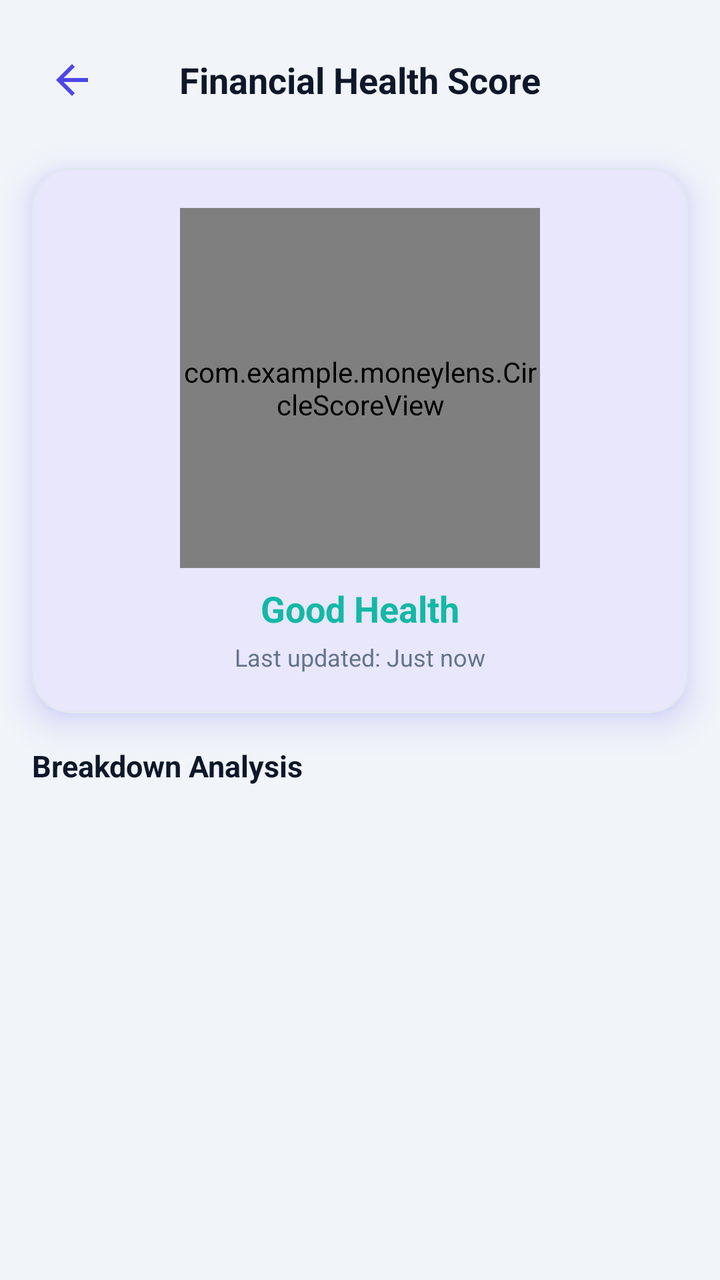
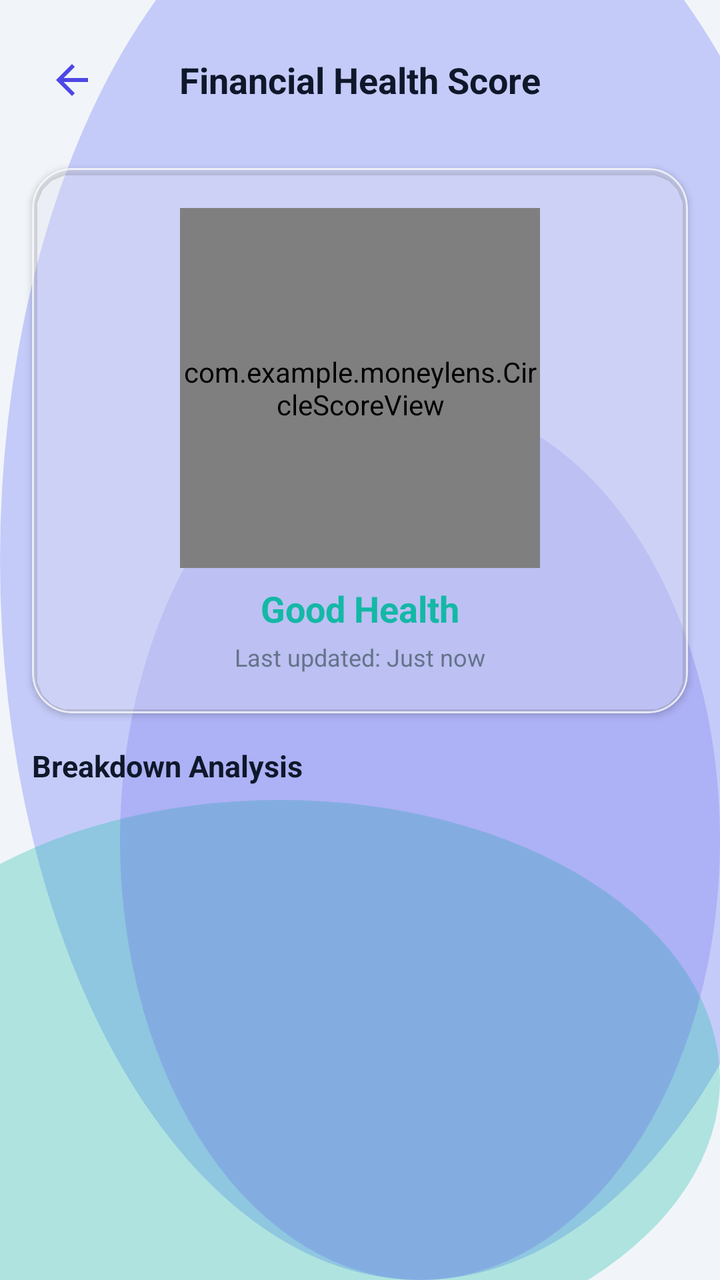

Compare the two renders of this Android layout. The source of the first and the diff that turns it into the second are given below.
<!-- AndroidManifest.xml: application theme Theme.MoneyLens -->
<!-- res/layout/fragment_health_score.xml -->
<?xml version="1.0" encoding="utf-8"?>
<androidx.constraintlayout.widget.ConstraintLayout xmlns:android="http://schemas.android.com/apk/res/android"
    xmlns:app="http://schemas.android.com/apk/res-auto"
    android:layout_width="match_parent"
    android:layout_height="match_parent"
    android:background="@color/colorBackground">

    
    <RelativeLayout
        android:id="@+id/layoutAppBar"
        android:layout_width="match_parent"
        android:layout_height="56dp"
        android:layout_marginTop="12dp"
        android:paddingHorizontal="16dp"
        app:layout_constraintTop_toTopOf="parent">

        <ImageView
            android:id="@+id/btnBack"
            android:layout_width="40dp"
            android:layout_height="40dp"
            android:layout_centerVertical="true"
            android:padding="8dp"
            android:src="@drawable/ic_back"
            android:background="?attr/selectableItemBackgroundBorderless" />

        <TextView
            android:layout_width="wrap_content"
            android:layout_height="wrap_content"
            android:layout_centerInParent="true"
            android:text="Financial Health Score"
            android:textColor="@color/colorTextPrimary"
            android:textSize="18sp"
            android:textStyle="bold" />
    </RelativeLayout>

    <androidx.core.widget.NestedScrollView
        android:layout_width="match_parent"
        android:layout_height="0dp"
        android:fillViewport="true"
        app:layout_constraintBottom_toBottomOf="parent"
        app:layout_constraintTop_toBottomOf="@+id/layoutAppBar">

        <LinearLayout
            android:layout_width="match_parent"
            android:layout_height="wrap_content"
            android:orientation="vertical"
            android:paddingBottom="24dp">

            
            <com.google.android.material.card.MaterialCardView
                style="@style/ClayCard"
                android:layout_width="match_parent"
                android:layout_height="wrap_content"
                android:layout_margin="16dp">

                <LinearLayout
                    android:layout_width="match_parent"
                    android:layout_height="wrap_content"
                    android:orientation="vertical"
                    android:gravity="center"
                    android:padding="20dp">

                    <com.example.moneylens.CircleScoreView
                        android:id="@+id/healthScoreGauge"
                        android:layout_width="180dp"
                        android:layout_height="180dp" />

                    <TextView
                        android:id="@+id/txtHealthRating"
                        android:layout_width="wrap_content"
                        android:layout_height="wrap_content"
                        android:layout_marginTop="8dp"
                        android:text="Good Health"
                        android:textColor="@color/colorSecondary"
                        android:textSize="18sp"
                        android:textStyle="bold" />

                    <TextView
                        android:id="@+id/txtLastUpdated"
                        android:layout_width="wrap_content"
                        android:layout_height="wrap_content"
                        android:layout_marginTop="4dp"
                        android:text="Last updated: Just now"
                        android:textColor="@color/colorTextSecondary"
                        android:textSize="12sp" />

                </LinearLayout>
            </com.google.android.material.card.MaterialCardView>

            
            <com.google.android.material.card.MaterialCardView
                android:id="@+id/cardImprovement"
                style="@style/ClayCard"
                android:layout_width="match_parent"
                android:layout_height="wrap_content"
                android:layout_marginHorizontal="16dp"
                android:layout_marginBottom="16dp"
                app:cardElevation="0dp"
                app:cardBackgroundColor="@color/colorPrimaryTint"
                app:strokeColor="@color/colorPrimary"
                app:strokeWidth="1.5dp"
                android:visibility="gone">

                <LinearLayout
                    android:layout_width="match_parent"
                    android:layout_height="wrap_content"
                    android:orientation="vertical"
                    android:padding="16dp">

                    <TextView
                        android:layout_width="wrap_content"
                        android:layout_height="wrap_content"
                        android:text="💡 Recommendations to Improve"
                        android:textColor="@color/colorTextPrimary"
                        android:textSize="14sp"
                        android:textStyle="bold"
                        android:layout_marginBottom="8dp" />

                    <TextView
                        android:id="@+id/txtImprovementTips"
                        android:layout_width="match_parent"
                        android:layout_height="wrap_content"
                        android:text="Loading tips..."
                        android:textColor="@color/colorTextPrimary"
                        android:textSize="13sp" />
                </LinearLayout>
            </com.google.android.material.card.MaterialCardView>

            
            <TextView
                android:layout_width="wrap_content"
                android:layout_height="wrap_content"
                android:layout_marginHorizontal="16dp"
                android:layout_marginBottom="8dp"
                android:text="Breakdown Analysis"
                android:textColor="@color/colorTextPrimary"
                android:textSize="15sp"
                android:textStyle="bold" />

            
            <LinearLayout
                android:id="@+id/layoutMetrics"
                android:layout_width="match_parent"
                android:layout_height="wrap_content"
                android:orientation="vertical" />

        </LinearLayout>
    </androidx.core.widget.NestedScrollView>

</androidx.constraintlayout.widget.ConstraintLayout>
<!-- resources referenced by this layout -->
<resources>
  <color name="colorBackground">#F1F5F9</color>
  <color name="colorPrimary">#4F46E5</color>
  <color name="colorPrimaryTint">#1A4F46E5</color>
  <color name="colorSecondary">#14B8A6</color>
  <color name="colorTextPrimary">#0F172A</color>
  <color name="colorTextSecondary">#64748B</color>
  <!-- drawable ic_back (drawable) -->
  <vector xmlns:android="http://schemas.android.com/apk/res/android"
      android:width="24dp"
      android:height="24dp"
      android:viewportWidth="24"
      android:viewportHeight="24">
      <path
          android:fillColor="@color/colorPrimary"
          android:pathData="M20,11H7.83l5.59,-5.59L12,4l-8,8 8,8 1.41,-1.41L7.83,13H20v-2z"/>
  </vector>
  <style name="ClayCard" parent="Widget.Material3.CardView.Elevated">
          <item name="cardCornerRadius">@dimen/clay_card_radius</item>
          <item name="cardElevation">10dp</item>
          <item name="android:stateListAnimator">@null</item>
          <item name="strokeColor">@color/colorCardBorder</item>
          <item name="strokeWidth">1dp</item>
          <item name="cardBackgroundColor">@color/colorSurface</item>
          <item name="android:outlineSpotShadowColor" tools:targetApi="p">@color/colorPrimary</item>
          <item name="android:outlineAmbientShadowColor" tools:targetApi="p">@color/colorPrimary</item>
      </style>
  <style name="Theme.MoneyLens" parent="Base.Theme.MoneyLens" />
  <dimen name="clay_card_radius">20dp</dimen>
  <color name="colorCardBorder">#E2E8F0</color>
  <color name="colorSurface">#FFFFFF</color>
  <style name="Base.Theme.MoneyLens" parent="Theme.Material3.Light.NoActionBar">
          
          <item name="colorPrimary">@color/colorPrimary</item>
          <item name="colorOnPrimary">@color/colorOnPrimary</item>
          <item name="colorSecondary">@color/colorSecondary</item>
          <item name="colorError">@color/colorDanger</item>
          <item name="android:windowBackground">@color/colorBackground</item>
          <item name="colorSurface">@color/colorSurface</item>
          <item name="android:colorBackground">@color/colorBackground</item>
          <item name="colorOnSurface">@color/colorTextPrimary</item>
  
          
          <item name="android:statusBarColor">@color/colorBackground</item>
          <item name="android:windowLightStatusBar" tools:targetApi="m">true</item>
          <item name="android:navigationBarColor">@color/colorBackground</item>
      </style>
  <color name="colorOnPrimary">#FFFFFF</color>
  <color name="colorDanger">#DC2626</color>
</resources>

<!-- the commit's change to res/layout/fragment_health_score.xml (unified diff, before → after) -->
@@ -3,7 +3,7 @@
     xmlns:app="http://schemas.android.com/apk/res-auto"
     android:layout_width="match_parent"
     android:layout_height="match_parent"
-    android:background="@color/colorBackground">
+    android:background="@drawable/bg_mesh_gradient">
 
     
     <RelativeLayout
<!-- resource entries referenced after the edit -->
@@ -1,11 +1,45 @@
 <!-- resources referenced by this layout -->
 <resources>
   <color name="colorBackground">#F1F5F9</color>
+  <color name="glassMeshOrb1">#66818CF8</color>
+  <color name="glassMeshOrb2">#4D14B8A6</color>
+  <color name="glassMeshOrb3">#334F46E5</color>
   <color name="colorPrimary">#4F46E5</color>
   <color name="colorPrimaryTint">#1A4F46E5</color>
   <color name="colorSecondary">#14B8A6</color>
   <color name="colorTextPrimary">#0F172A</color>
   <color name="colorTextSecondary">#64748B</color>
+  <!-- drawable bg_mesh_gradient (drawable) -->
+  <?xml version="1.0" encoding="utf-8"?>
+  <layer-list xmlns:android="http://schemas.android.com/apk/res/android">
+      
+      <item>
+          <shape android:shape="rectangle">
+              <solid android:color="@color/colorBackground" />
+          </shape>
+      </item>
+      
+      <item android:top="-80dp" android:right="-60dp">
+          <shape android:shape="oval">
+              <solid android:color="@color/glassMeshOrb1" />
+              <size android:width="280dp" android:height="280dp" />
+          </shape>
+      </item>
+      
+      <item android:bottom="-40dp" android:left="-80dp" android:top="400dp">
+          <shape android:shape="oval">
+              <solid android:color="@color/glassMeshOrb2" />
+              <size android:width="240dp" android:height="240dp" />
+          </shape>
+      </item>
+      
+      <item android:top="200dp" android:left="60dp">
+          <shape android:shape="oval">
+              <solid android:color="@color/glassMeshOrb3" />
+              <size android:width="200dp" android:height="200dp" />
+          </shape>
+      </item>
+  </layer-list>
   <!-- drawable ic_back (drawable) -->
   <vector xmlns:android="http://schemas.android.com/apk/res/android"
       android:width="24dp"
@@ -18,20 +52,18 @@
   </vector>
   <style name="ClayCard" parent="Widget.Material3.CardView.Elevated">
           <item name="cardCornerRadius">@dimen/clay_card_radius</item>
-          <item name="cardElevation">10dp</item>
+          <item name="cardElevation">2dp</item>
           <item name="android:stateListAnimator">@null</item>
-          <item name="strokeColor">@color/colorCardBorder</item>
+          <item name="strokeColor">@color/glassCardBorder</item>
           <item name="strokeWidth">1dp</item>
-          <item name="cardBackgroundColor">@color/colorSurface</item>
-          <item name="android:outlineSpotShadowColor" tools:targetApi="p">@color/colorPrimary</item>
-          <item name="android:outlineAmbientShadowColor" tools:targetApi="p">@color/colorPrimary</item>
+          <item name="cardBackgroundColor">@color/glassCardBg</item>
       </style>
   <style name="Theme.MoneyLens" parent="Base.Theme.MoneyLens" />
   <dimen name="clay_card_radius">20dp</dimen>
-  <color name="colorCardBorder">#E2E8F0</color>
+  <color name="glassCardBorder">#B3FFFFFF</color>
+  <color name="glassCardBg">#8CFFFFFF</color>
   <color name="colorSurface">#FFFFFF</color>
   <style name="Base.Theme.MoneyLens" parent="Theme.Material3.Light.NoActionBar">
-          
           <item name="colorPrimary">@color/colorPrimary</item>
           <item name="colorOnPrimary">@color/colorOnPrimary</item>
           <item name="colorSecondary">@color/colorSecondary</item>
@@ -42,9 +74,10 @@
           <item name="colorOnSurface">@color/colorTextPrimary</item>
   
           
-          <item name="android:statusBarColor">@color/colorBackground</item>
+          <item name="android:statusBarColor">@android:color/transparent</item>
           <item name="android:windowLightStatusBar" tools:targetApi="m">true</item>
-          <item name="android:navigationBarColor">@color/colorBackground</item>
+          <item name="android:navigationBarColor">@android:color/transparent</item>
+          <item name="android:windowDrawsSystemBarBackgrounds">true</item>
       </style>
   <color name="colorOnPrimary">#FFFFFF</color>
   <color name="colorDanger">#DC2626</color>
